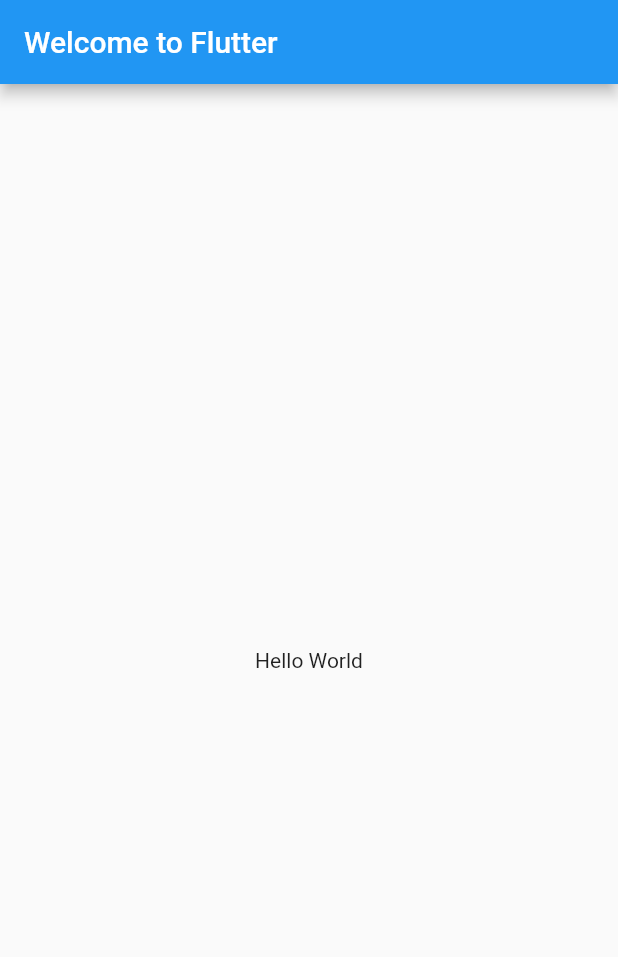
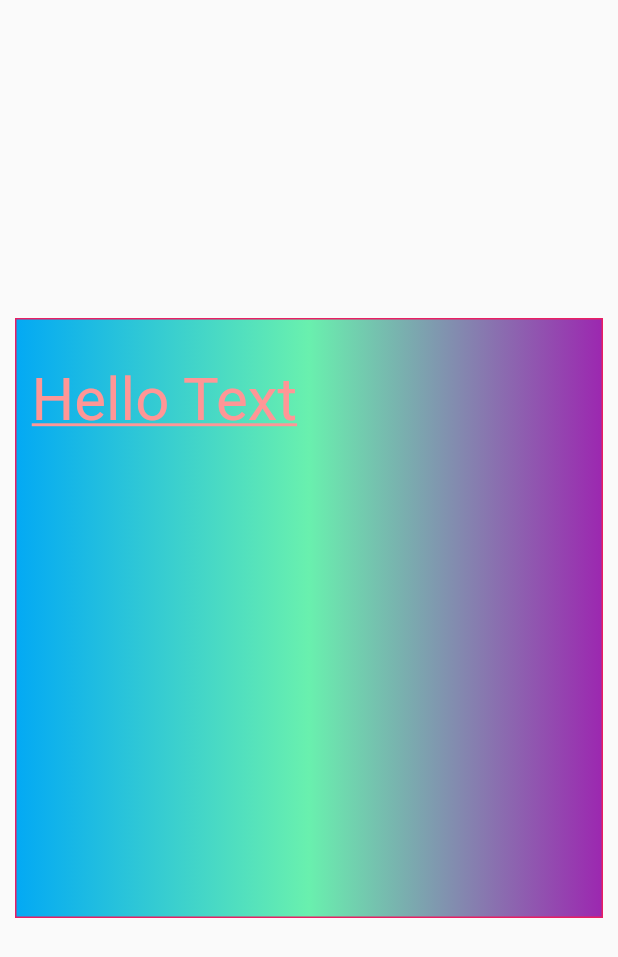
Before and after one commit to HYAdonisCoding/adam_20190822_flutter_app, a Flutter app: the screen it shows after launch, on a phone screen of 412 x 824 dp. Shown: the top 957 px of the screen. Run offline on Flutter 3.47's test engine with Material 2 defaults, Android fonts, the phone set to English and light mode, and no system bars.

Commit message:
Text Widget

```diff
--- a/lib/main.dart
+++ b/lib/main.dart
@@ -5,13 +5,34 @@ class MyApp extends StatelessWidget {
   @override
   Widget build(BuildContext context) {
     return MaterialApp(
-      title: 'Welcome to Flutter',
+      title: 'Text Widget',
       home: Scaffold(
-        appBar: AppBar(
-          title: Text('Welcome to Flutter'),
-        ),
         body: Center(
-          child: Text('Hello World'),
+          child: Container(
+            child: new Text(
+            'Hello Text Widget,Hello JSPang',
+            // textAlign: TextAlign.left,
+            maxLines: 1,
+            style: TextStyle(
+              fontSize: 40.0,
+              color: Color.fromARGB(255, 255, 150, 150),
+              decoration: TextDecoration.underline,
+              decorationStyle: TextDecorationStyle.solid,
+            ),
+          ),
+          alignment: Alignment.topLeft,
+          width: 500.0,
+          height: 400.0,
+          // color: Colors.lightBlue,
+          padding: const EdgeInsets.fromLTRB(10.0, 30.0, 20.0, 20.0),
+          margin: const EdgeInsets.all(10.0),
+          decoration: new BoxDecoration(
+            gradient: const LinearGradient(
+              colors: [Colors.lightBlue, Colors.greenAccent, Colors.purple]
+            ),
+            border: Border.all(width: 1.0, color: Colors.pink)
+          ),
+          ),
         ),
       ),
     );
```
